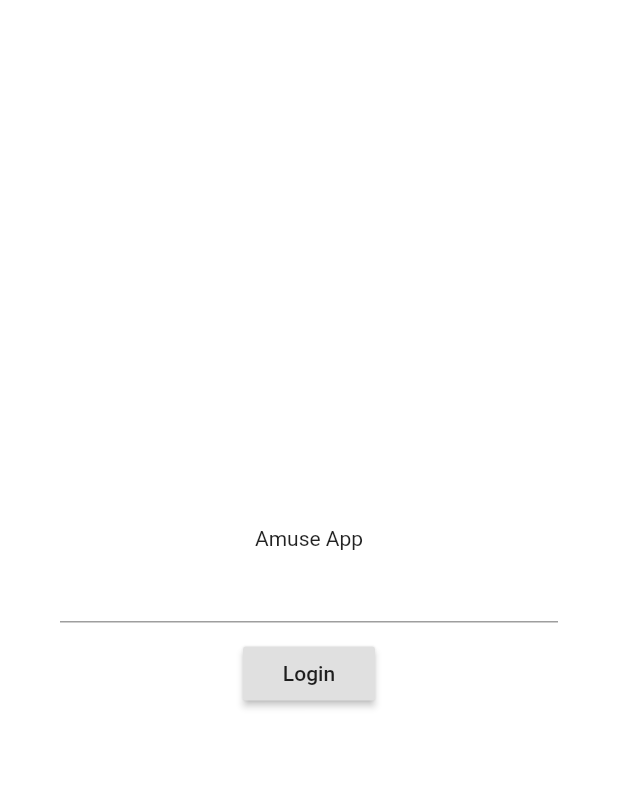
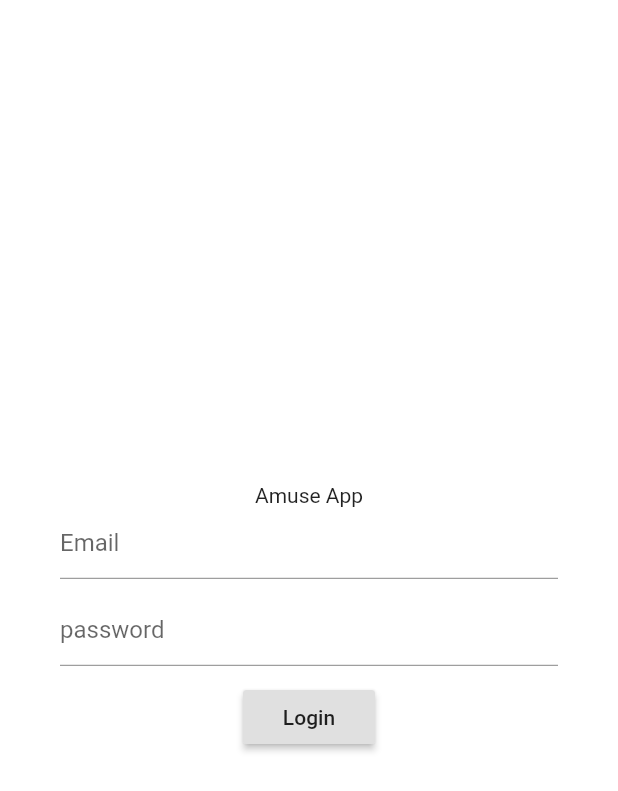
Before and after one commit to amuse-travel/amuseapp, a Flutter app: the screen it shows after launch, on a phone screen of 412 x 824 dp. Shown: the top 791 px of the screen. Run offline on Flutter 3.47's test engine with Material 2 defaults, Android fonts, the phone set to English and light mode, and no system bars; missing offline and left inert: dash_chat.

Commit message:
change theme

```diff
--- a/lib/main.dart
+++ b/lib/main.dart
@@ -11,7 +11,15 @@ class MyApp extends StatelessWidget {
   Widget build(BuildContext context) {
     return MaterialApp(
       title: 'Amuse App',
-      theme: ThemeData(primaryColor: Colors.white),
+      theme: ThemeData(
+        primaryColor: Colors.white,
+        pageTransitionsTheme: const PageTransitionsTheme(
+          builders: <TargetPlatform, PageTransitionsBuilder>{
+            TargetPlatform.android: CupertinoPageTransitionsBuilder(),
+            TargetPlatform.iOS: CupertinoPageTransitionsBuilder(),
+          },
+        ),
+      ),
       home: LoginPage(),
     );
   }
--- /dev/null
+++ b/lib/pages/common/decoration/underline_text_field_decoration.dart
@@ -0,0 +1,19 @@
+import 'package:flutter/material.dart';
+
+InputDecoration underlineTextFieldDecoration({String hintText}) {
+  return InputDecoration(
+    hintText: hintText,
+    enabledBorder: const UnderlineInputBorder(
+      borderSide: BorderSide(
+        width: 0.8,
+        color: Colors.grey,
+      ),
+    ),
+    focusedBorder: const UnderlineInputBorder(
+      borderSide: BorderSide(
+        width: 0.8,
+        color: Colors.blue,
+      ),
+    ),
+  );
+}
--- a/lib/pages/login/login_page.dart
+++ b/lib/pages/login/login_page.dart
@@ -1,3 +1,4 @@
+import 'package:amuse_app/pages/common/decoration/underline_text_field_decoration.dart';
 import 'package:amuse_app/pages/common/dismiss_keyboard_listener/dismiss_keyboard_listener.dart';
 import 'package:flutter/material.dart';
 
@@ -9,33 +10,43 @@ class LoginPage extends StatefulWidget {
 }
 
 class _LoginPageState extends State<LoginPage> {
-  TextEditingController _textEditingController;
+  TextEditingController _emailTextController;
+
+  TextEditingController _passwordTextController;
+
+  FocusNode _passwordFocusNode;
 
   @override
   void initState() {
     super.initState();
 
-    _textEditingController = TextEditingController();
+    _emailTextController = TextEditingController();
+
+    _passwordFocusNode = FocusNode();
   }
 
   @override
   void dispose() {
-    _textEditingController.dispose();
+    _emailTextController.dispose();
 
     super.dispose();
   }
 
   void _onLoginButtonPressed() {
-    if (_textEditingController.text.isNotEmpty) {
+    if (_emailTextController.text.isNotEmpty) {
       Navigator.push(
         context,
         MaterialPageRoute<Widget>(
           builder: (BuildContext context) => ChatPage(
-            userName: _textEditingController.text,
+            userName: _emailTextController.text,
           ),
         ),
       );
     }
+  }
+
+  void _onFieldSubmitted(String text) {
+    FocusScope.of(context).requestFocus(_passwordFocusNode);
   }
 
   @override
@@ -58,8 +69,26 @@ class _LoginPageState extends State<LoginPage> {
                 Container(
                   margin: const EdgeInsets.symmetric(horizontal: 40),
                   child: TextFormField(
-                    controller: _textEditingController,
+                    controller: _emailTextController,
                     autocorrect: false,
+                    decoration: underlineTextFieldDecoration(
+                      hintText: 'Email',
+                    ),
+                    onFieldSubmitted: _onFieldSubmitted,
+                  ),
+                ),
+                const SizedBox(
+                  height: 10,
+                ),
+                Container(
+                  margin: const EdgeInsets.symmetric(horizontal: 40),
+                  child: TextFormField(
+                    controller: _passwordTextController,
+                    focusNode: _passwordFocusNode,
+                    autocorrect: false,
+                    decoration: underlineTextFieldDecoration(
+                      hintText: 'password',
+                    ),
                   ),
                 ),
                 const SizedBox(
```
